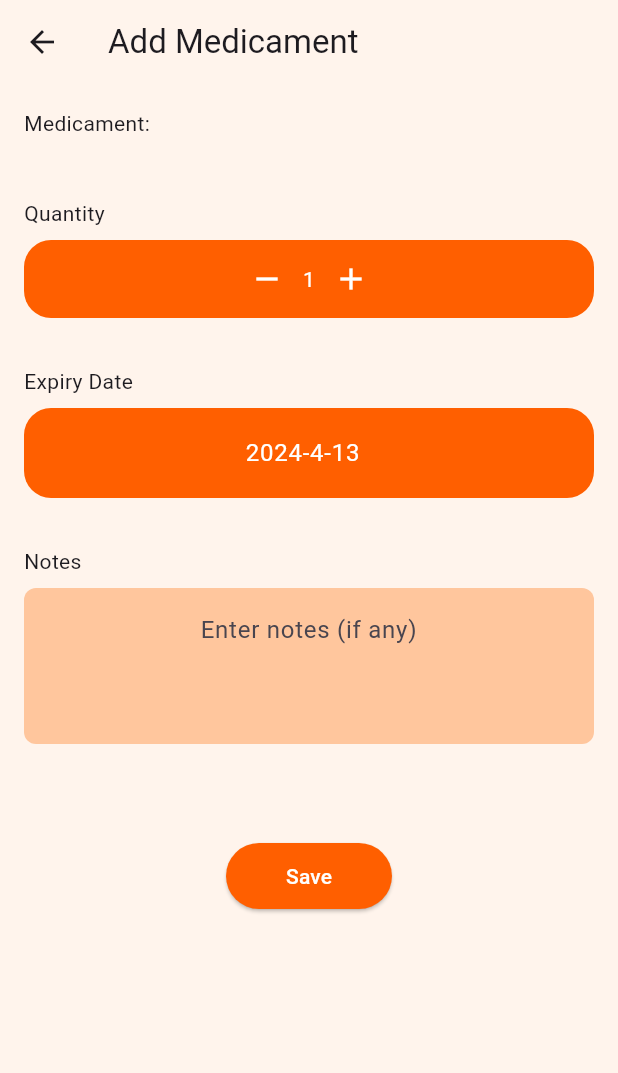
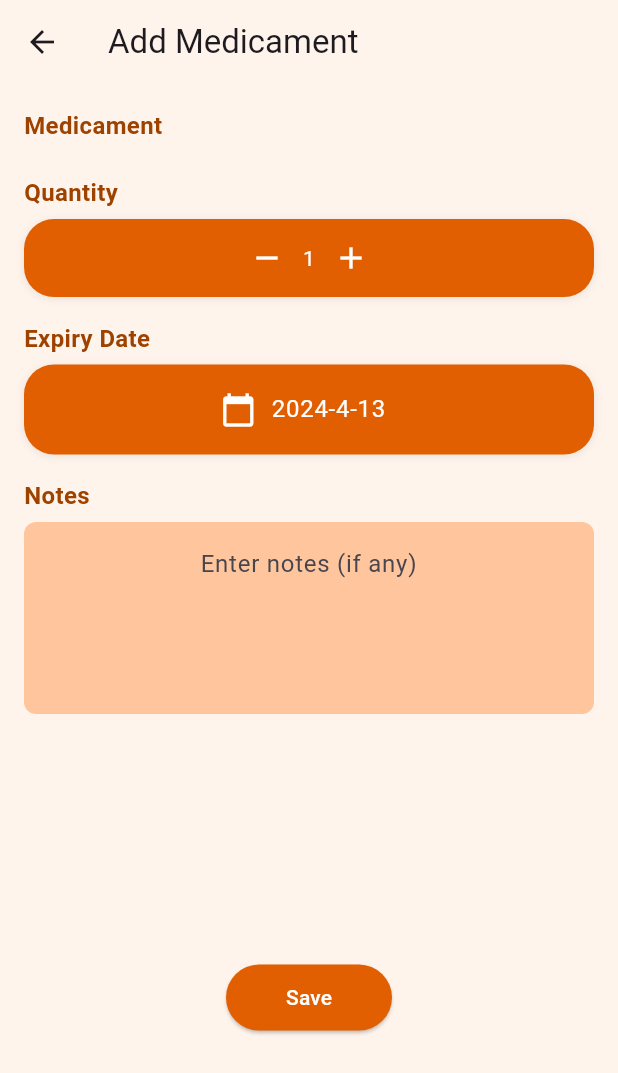
Before and after one commit to YZ1GO/L.EIC017_ES_PRJ, a Flutter app: the AddMedicamentPage screen opened directly, on a phone screen of 412 x 824 dp. Shown: the top 1073 px of the screen. Run offline on Flutter 3.47's test engine with Material 3 defaults, Android fonts, the phone set to English and light mode, and no system bars; our stand-ins replace firebase_core, firebase_database, flutter_local_notifications, permission_handler, shared_preferences; accounts and stored records are empty.

Commit message:
style template for add medicament page

```diff
--- a/app/lib/screens/add_medicicament_screen.dart
+++ b/app/lib/screens/add_medicicament_screen.dart
@@ -43,8 +43,15 @@ class _AddMedicamentPageState extends State<AddMedicamentPage> {
           child: Column(
             crossAxisAlignment: CrossAxisAlignment.start,
             children: <Widget>[
-              Text('Medicament:'),
-              SizedBox(height: 8.0),
+              Text(
+                'Medicament',
+                style: TextStyle(
+                  fontWeight: FontWeight.w600,
+                  fontSize: 16,
+                  color: Color.fromRGBO(158, 66, 0, 1),
+                ),
+              ),
+              SizedBox(height: 6.0),
               if (widget.brand != null)
                 Container(
                   decoration: BoxDecoration(
@@ -56,10 +63,14 @@ class _AddMedicamentPageState extends State<AddMedicamentPage> {
                     children: [
                       if (widget.brand!['brand_id'] != null)
                         _loadMedicamentImage(int.parse(widget.brand!['brand_id'])),
-                      SizedBox(width: 8.0),
+                      SizedBox(width: 16.0),
                       Expanded(
                         child: Text(
                           widget.brand!['brand_name'],
+                          style: TextStyle(
+                            fontWeight: FontWeight.w600,
+
+                          ),
                         ),
                       ),
                     ],
@@ -75,24 +86,41 @@ class _AddMedicamentPageState extends State<AddMedicamentPage> {
                   child: Row(
                     children: [
                       _loadMedicamentImage(null), // Use default image
-                      SizedBox(width: 8.0),
+                      SizedBox(width: 16.0),
                       Expanded(
                         child: Text(
                           widget.customMedicamentName!,
+                          style: TextStyle(
+                            fontWeight: FontWeight.w600,
+                          ),
                         ),
                       ),
                     ],
                   ),
                 ),
-              SizedBox(height: 32.0),
-              Text('Quantity'),
-              SizedBox(height: 8.0),
+              SizedBox(height: 16.0),
+              Text(
+                'Quantity',
+                style: TextStyle(
+                  fontWeight: FontWeight.w600,
+                  fontSize: 16,
+                  color: Color.fromRGBO(158, 66, 0, 1),
+                ),
+              ),
+              SizedBox(height: 6.0),
               Container(
                 width: double.infinity,
                 padding: EdgeInsets.all(2.0),
                 decoration: BoxDecoration(
-                  color: Color.fromRGBO(255, 95, 0, 1),
-                  borderRadius: BorderRadius.circular(18.0),
+                  color: Color.fromRGBO(225, 95, 0, 1),
+                  borderRadius: BorderRadius.circular(20.0),
+                  boxShadow: [
+                    BoxShadow(
+                      color: Colors.grey.withOpacity(0.25),
+                      blurRadius: 4,
+                      offset: Offset(0, 1),
+                    ),
+                  ],
                 ),
                 child: Row(
                   mainAxisAlignment: MainAxisAlignment.center,
@@ -128,29 +156,61 @@ class _AddMedicamentPageState extends State<AddMedicamentPage> {
                   ],
                 ),
               ),
-              SizedBox(height: 32.0),
-              Text('Expiry Date'),
-              SizedBox(height: 8.0),
+              SizedBox(height: 16.0),
+              Text(
+                'Expiry Date',
+                style: TextStyle(
+                  fontWeight: FontWeight.w600,
+                  fontSize: 16,
+                  color: Color.fromRGBO(158, 66, 0, 1),
+                ),
+              ),
+              SizedBox(height: 6.0),
               Container(
+                padding: EdgeInsets.all(2.0),
                 decoration: BoxDecoration(
-                  color: Color.fromRGBO(255, 95, 0, 1),
-                  borderRadius: BorderRadius.circular(18.0),
+                  color: Color.fromRGBO(225, 95, 0, 1),
+                  borderRadius: BorderRadius.circular(20.0),
+                  boxShadow: [
+                    BoxShadow(
+                      color: Colors.grey.withOpacity(0.25),
+                      blurRadius: 4,
+                      offset: Offset(0, 1),
+                    ),
+                  ],
                 ),
-                padding: EdgeInsets.all(2.0),
                 child: ListTile(
-                  title: Text(
-                    '${_expiryDate.year}-${_expiryDate.month}-${_expiryDate.day}',
-                    style: TextStyle(
-                      color: Colors.white,
-                    ),
-                    textAlign: TextAlign.center,
+                  title: Row(
+                    mainAxisAlignment: MainAxisAlignment.center,
+                    children: [
+                      Icon(
+                        Icons.calendar_today,
+                        color: Colors.white,
+                      ),
+                      SizedBox(width: 10),
+                      Text(
+                        '${_expiryDate.year}-${_expiryDate.month}-${_expiryDate.day}',
+                        style: TextStyle(
+                          color: Colors.white,
+                        ),
+                        textAlign: TextAlign.center,
+                      ),
+                    ],
                   ),
                   onTap: () => _selectExpiryDate(context),
                 ),
               ),
-              SizedBox(height: 32.0),
-              Text('Notes'),
-              SizedBox(height: 8.0),
+
+              SizedBox(height: 16.0),
+              Text(
+                'Notes',
+                style: TextStyle(
+                  fontWeight: FontWeight.w600,
+                  fontSize: 16,
+                  color: Color.fromRGBO(158, 66, 0, 1),
+                ),
+              ),
+              SizedBox(height: 6.0),
               Container(
                 width: double.infinity,
                 padding: EdgeInsets.all(8.0),
@@ -165,21 +225,21 @@ class _AddMedicamentPageState extends State<AddMedicamentPage> {
                     });
                   },
                   textAlign: TextAlign.center,
-                  maxLines: 3,
+                  maxLines: 4,
                   decoration: InputDecoration(
                     hintText: 'Enter notes (if any)',
                     border: InputBorder.none,
                   ),
                 ),
               ),
-              SizedBox(height: 64.0),
+              SizedBox(height: 165.0),
               Center(
                 child: ElevatedButton(
                   onPressed: () {
                     // to be add
                   },
                   style: ElevatedButton.styleFrom(
-                    backgroundColor: Color.fromRGBO(255, 95, 0, 1),
+                    backgroundColor: Color.fromRGBO(225, 95, 0, 1),
                     padding: EdgeInsets.symmetric(horizontal: 40, vertical: 12),
                   ),
                   child: Text(
```
